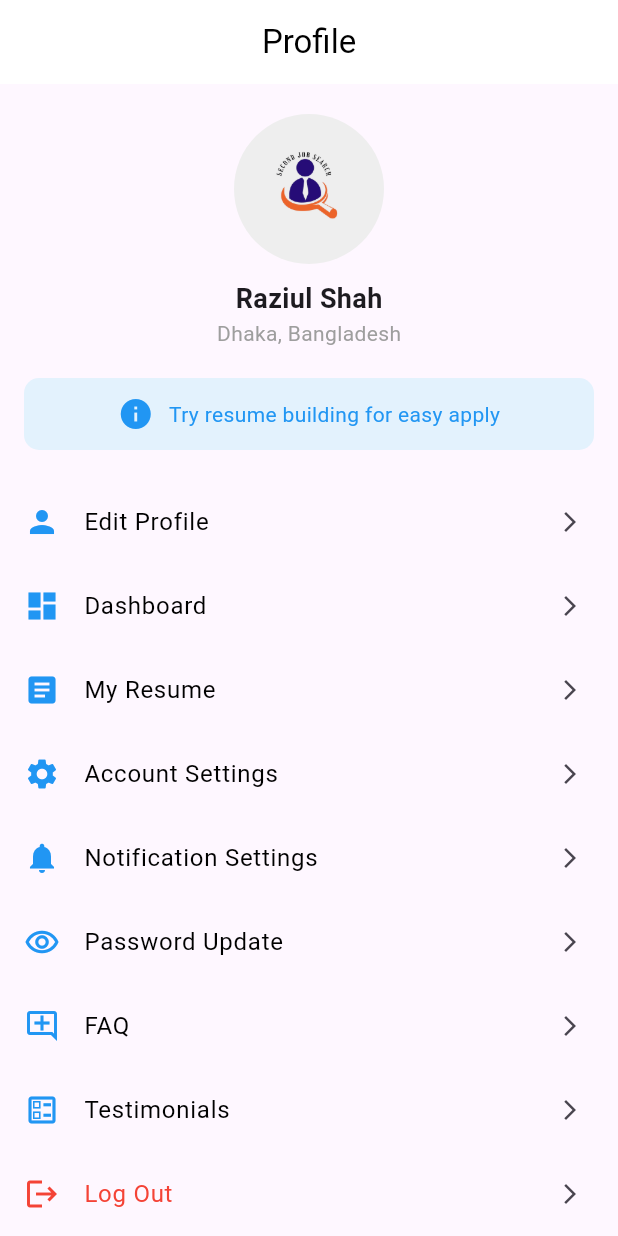
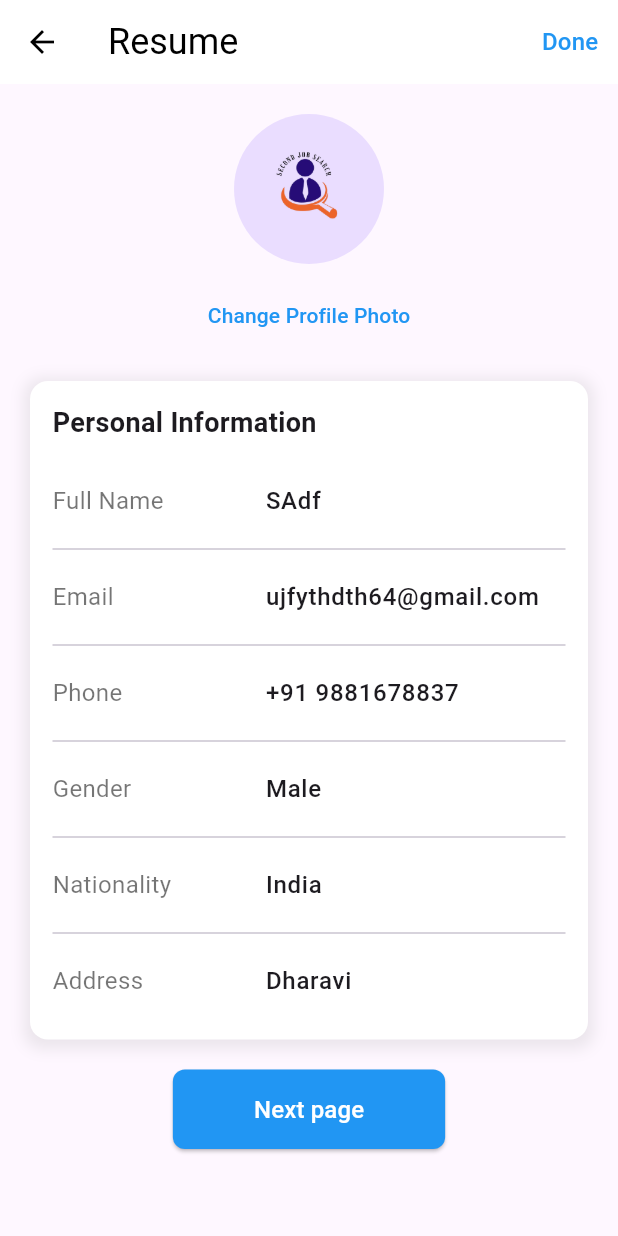
Before and after one commit to Praveen919/Second_Job_Search, a Flutter app: the MyProfilePageScreen screen opened directly, after a tap on "My Resume", on a phone screen of 412 x 824 dp. Run offline on Flutter 3.47's test engine with Material 3 defaults, Android fonts, the phone set to English and light mode, and no system bars; our stand-ins replace fl_chart, font_awesome_flutter, image_picker.

Commit message:
resume screen

```diff
--- a/lib/screens/Bottom_navigation/my_profile_page.dart
+++ b/lib/screens/Bottom_navigation/my_profile_page.dart
@@ -4,6 +4,7 @@ import 'dart:io';
 
 import 'package:second_job_search/screens/login.dart';
 import 'package:second_job_search/screens/profile_screens/profile_cand_dashboard.dart';
+import 'package:second_job_search/screens/profile_screens/profile_resume_screen.dart/resume_screen.dart';
 
 class MyProfilePageScreen extends StatefulWidget {
   const MyProfilePageScreen({super.key});
@@ -111,7 +112,12 @@ class _ProfileScreenState extends State<MyProfilePageScreen> {
                   context,
                   icon: Icons.article,
                   text: 'My Resume',
-                  onTap: () {},
+                  onTap: () {
+                    Navigator.push(
+                        context,
+                        MaterialPageRoute(
+                            builder: (context) => const ResumeScreen()));
+                  },
                 ),
                 _buildOption(
                   context,
--- /dev/null
+++ b/lib/screens/profile_screens/profile_resume_screen.dart/resume_screen.dart
@@ -0,0 +1,164 @@
+import 'package:flutter/material.dart';
+import 'package:second_job_search/screens/profile_screens/profile_resume_screen.dart/qualification_screen.dart';
+
+class ResumeScreen extends StatelessWidget {
+  const ResumeScreen({super.key});
+
+  @override
+  Widget build(BuildContext context) {
+    return Scaffold(
+      appBar: AppBar(
+        backgroundColor: Colors.white,
+        elevation: 0,
+        leading: IconButton(
+          icon: const Icon(Icons.arrow_back, color: Colors.black),
+          onPressed: () {
+            Navigator.pop(context);
+          },
+        ),
+        title: const Text(
+          'Resume',
+          style: TextStyle(color: Colors.black, fontSize: 24),
+        ),
+        actions: [
+          TextButton(
+            onPressed: () {
+              // Handle Done action
+            },
+            child: const Text(
+              'Done',
+              style: TextStyle(color: Colors.blue, fontSize: 16),
+            ),
+          ),
+        ],
+      ),
+      body: SingleChildScrollView(
+        child: Padding(
+          padding: const EdgeInsets.symmetric(horizontal: 20),
+          child: Column(
+            children: [
+              const SizedBox(height: 20),
+              Center(
+                child: Column(
+                  children: [
+                    CircleAvatar(
+                      radius: 50,
+                      backgroundImage: AssetImage(
+                          'assets/logo.png'), // Replace with actual image
+                    ),
+                    const SizedBox(height: 10),
+                    TextButton(
+                      onPressed: () {
+                        // Handle Change Profile Photo action
+                      },
+                      child: const Text(
+                        'Change Profile Photo',
+                        style: TextStyle(color: Colors.blue),
+                      ),
+                    ),
+                  ],
+                ),
+              ),
+              const SizedBox(height: 20),
+              Container(
+                padding: const EdgeInsets.all(15),
+                decoration: BoxDecoration(
+                  color: Colors.white,
+                  borderRadius: BorderRadius.circular(12),
+                  boxShadow: [
+                    BoxShadow(
+                      color: Colors.grey.withOpacity(0.2),
+                      blurRadius: 8,
+                      spreadRadius: 4,
+                      offset: const Offset(0, 2),
+                    ),
+                  ],
+                ),
+                child: Column(
+                  crossAxisAlignment: CrossAxisAlignment.start,
+                  children: [
+                    const Text(
+                      'Personal Information',
+                      style: TextStyle(
+                        fontSize: 18,
+                        fontWeight: FontWeight.bold,
+                      ),
+                    ),
+                    const SizedBox(height: 15),
+                    _buildEditableRow(label: 'Full Name', initialValue: 'SAdf'),
+                    const Divider(),
+                    _buildEditableRow(
+                        label: 'Email', initialValue: 'ujfythdth64@gmail.com'),
+                    const Divider(),
+                    _buildEditableRow(
+                        label: 'Phone', initialValue: '+91 9881678837'),
+                    const Divider(),
+                    _buildEditableRow(label: 'Gender', initialValue: 'Male'),
+                    const Divider(),
+                    _buildEditableRow(
+                        label: 'Nationality', initialValue: 'India'),
+                    const Divider(),
+                    _buildEditableRow(
+                        label: 'Address', initialValue: 'Dharavi'),
+                  ],
+                ),
+              ),
+              const SizedBox(height: 20),
+              ElevatedButton(
+                onPressed: () {
+                  Navigator.push(
+                      context,
+                      MaterialPageRoute(
+                          builder: (context) => const QualificationScreen()));
+                },
+                style: ElevatedButton.styleFrom(
+                  backgroundColor: Colors.blue,
+                  shape: RoundedRectangleBorder(
+                    borderRadius: BorderRadius.circular(8),
+                  ),
+                ),
+                child: const Padding(
+                  padding: EdgeInsets.symmetric(vertical: 15, horizontal: 30),
+                  child: Text(
+                    'Next page',
+                    style: TextStyle(fontSize: 16, color: Colors.white),
+                  ),
+                ),
+              ),
+            ],
+          ),
+        ),
+      ),
+    );
+  }
+
+  Widget _buildEditableRow(
+      {required String label, required String initialValue}) {
+    return Row(
+      mainAxisAlignment: MainAxisAlignment.spaceBetween,
+      children: [
+        Text(
+          label,
+          style: const TextStyle(
+            fontSize: 16,
+            color: Colors.black54,
+          ),
+        ),
+        SizedBox(
+          width: 200, // Adjust based on your layout
+          child: TextFormField(
+            initialValue: initialValue,
+            style: const TextStyle(
+              fontSize: 16,
+              fontWeight: FontWeight.w500,
+            ),
+            decoration: const InputDecoration(
+              border: InputBorder.none,
+              contentPadding: EdgeInsets.symmetric(vertical: 5),
+            ),
+          ),
+        ),
+      ],
+    );
+  }
+}
```
Also changed, not shown: lib/screens/profile_screens/profile_cand_dashboard.dart (+187 -6 lines), lib/screens/profile_screens/profile_resume_screen.dart/qualification_screen.dart (added, +222 -0 lines).
